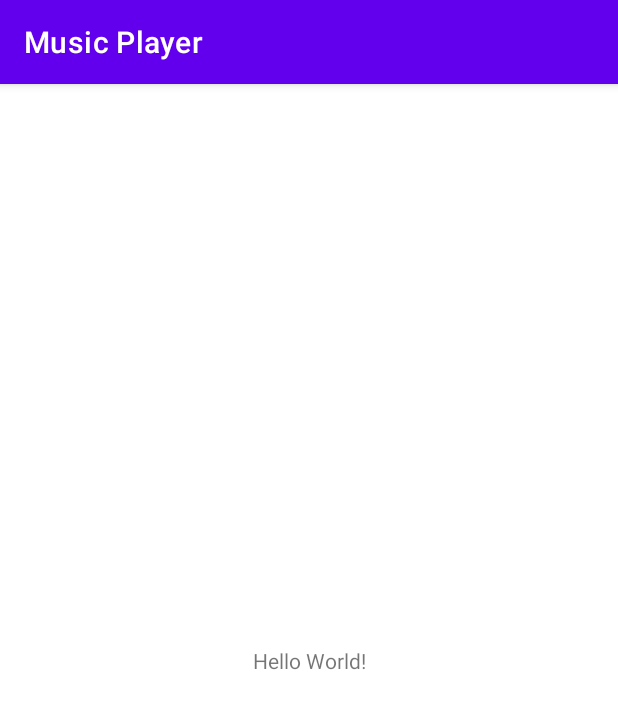
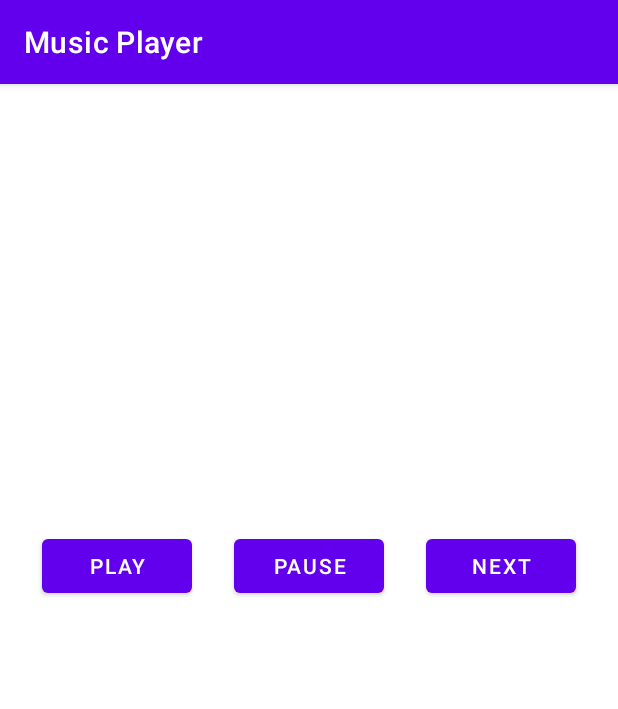
Before and after one commit to hunter4466/music_player, an Android app: the screen it shows after launch (MainActivity), on a phone screen of 412 x 824 dp. Shown: the top 709 px of the screen. Run offline under Robolectric (Android 15) with nearby library versions, the phone set to English and light mode, and no system bars.

Commit message:
MediaPlayer: Add Play button with play music functionality

```diff
--- a/app/src/main/java/com/ravnnerdery/musicplayer/MainActivity.kt
+++ b/app/src/main/java/com/ravnnerdery/musicplayer/MainActivity.kt
@@ -1,11 +1,19 @@
 package com.ravnnerdery.musicplayer
 
+import android.media.MediaPlayer
 import androidx.appcompat.app.AppCompatActivity
 import android.os.Bundle
+import android.widget.Button
 
 class MainActivity : AppCompatActivity() {
+    lateinit var play_btn: Button
     override fun onCreate(savedInstanceState: Bundle?) {
         super.onCreate(savedInstanceState)
         setContentView(R.layout.activity_main)
+        play_btn = findViewById(R.id.play_btn)
+        var mediaSound = MediaPlayer.create(this, R.raw.backinblack)
+        play_btn.setOnClickListener{
+            mediaSound.start()
+        }
     }
 }
--- a/app/src/main/res/layout/activity_main.xml
+++ b/app/src/main/res/layout/activity_main.xml
@@ -6,13 +6,57 @@
     android:layout_height="match_parent"
     tools:context=".MainActivity">
 
-    <TextView
-        android:layout_width="wrap_content"
+    <ScrollView
+        android:id="@+id/scrollView2"
+        android:layout_width="0dp"
+        android:layout_height="261dp"
+        android:layout_marginStart="24dp"
+        android:layout_marginTop="24dp"
+        android:layout_marginEnd="24dp"
+        android:layout_marginBottom="12dp"
+        app:layout_constraintBottom_toTopOf="@+id/pause_btn"
+        app:layout_constraintEnd_toEndOf="parent"
+        app:layout_constraintStart_toStartOf="parent"
+        app:layout_constraintTop_toTopOf="parent">
+
+        <LinearLayout
+            android:layout_width="match_parent"
+            android:layout_height="wrap_content"
+            android:orientation="vertical" />
+    </ScrollView>
+
+    <Button
+        android:id="@+id/pause_btn"
+        android:layout_width="100dp"
         android:layout_height="wrap_content"
-        android:text="Hello World!"
-        app:layout_constraintBottom_toBottomOf="parent"
-        app:layout_constraintLeft_toLeftOf="parent"
-        app:layout_constraintRight_toRightOf="parent"
-        app:layout_constraintTop_toTopOf="parent" />
+        android:layout_marginTop="12dp"
+        android:text="Pause"
+        app:layout_constraintEnd_toStartOf="@+id/next_btn"
+        app:layout_constraintHorizontal_bias="0.5"
+        app:layout_constraintStart_toEndOf="@+id/play_btn"
+        app:layout_constraintTop_toBottomOf="@+id/scrollView2" />
+
+    <Button
+        android:id="@+id/next_btn"
+        android:layout_width="100dp"
+        android:layout_height="wrap_content"
+        android:layout_marginTop="12dp"
+        android:text="Next"
+        app:layout_constraintEnd_toEndOf="parent"
+        app:layout_constraintHorizontal_bias="0.5"
+        app:layout_constraintStart_toEndOf="@+id/pause_btn"
+        app:layout_constraintTop_toBottomOf="@+id/scrollView2" />
+
+    <Button
+        android:id="@+id/play_btn"
+        android:layout_width="100dp"
+        android:layout_height="wrap_content"
+        android:layout_marginTop="12dp"
+        android:text="Play"
+        app:layout_constraintEnd_toStartOf="@+id/pause_btn"
+        app:layout_constraintHorizontal_bias="0.5"
+        app:layout_constraintHorizontal_chainStyle="spread"
+        app:layout_constraintStart_toStartOf="parent"
+        app:layout_constraintTop_toBottomOf="@+id/scrollView2" />
 
 </androidx.constraintlayout.widget.ConstraintLayout>
```
Also changed, not shown: 1 other file.
